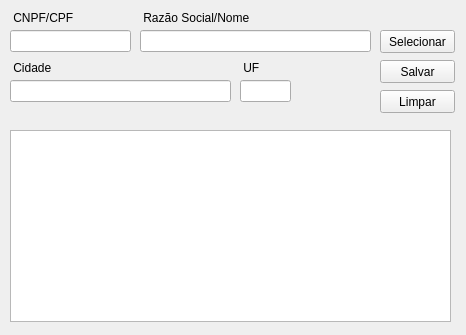
Before: the Qt Designer form Forms/frm_cadastro_cliente.ui in luissantananet/SistCotacao, drawn with Qt 5.
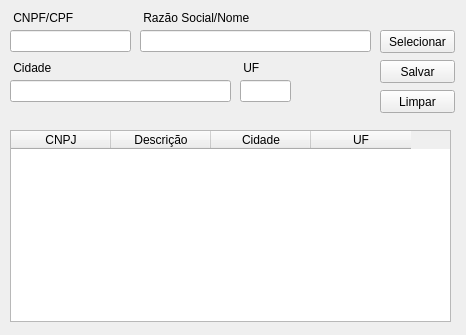
After: the same form once the commit is applied. Icons and pictures are not drawn.

Commit message: limpeza visual da tela de pesquisa clientes

The edit to the form file:
```diff
--- a/Forms/frm_cadastro_cliente.ui
+++ b/Forms/frm_cadastro_cliente.ui
@@ -172,6 +172,26 @@
       <height>192</height>
      </rect>
     </property>
+    <column>
+     <property name="text">
+      <string>CNPJ</string>
+     </property>
+    </column>
+    <column>
+     <property name="text">
+      <string>Descrição</string>
+     </property>
+    </column>
+    <column>
+     <property name="text">
+      <string>Cidade</string>
+     </property>
+    </column>
+    <column>
+     <property name="text">
+      <string>UF</string>
+     </property>
+    </column>
    </widget>
    <widget class="QPushButton" name="btn_selecionar">
     <property name="geometry">
```
The commit also changes 1 other file.
